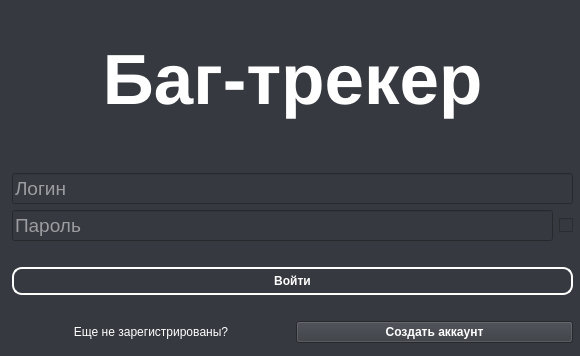
Above: interfaces/login_form.ui from ArtShibaev/Bugtracker before the change. Below: the same form after it.
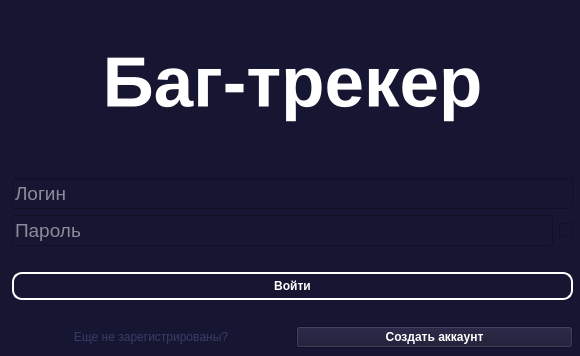
That is the form after the change.

Commit message: Изменил цвет фона и границ инпутов. Поменял на цвета из дизайна из фигмы

Patch:
```diff
--- a/interfaces/login_form.ui
+++ b/interfaces/login_form.ui
@@ -40,16 +40,16 @@
    <bool>false</bool>
   </property>
   <property name="styleSheet">
-   <string notr="true">background-color: #36393f;
+   <string notr="true">background-color: #171632;
 color: white;</string>
   </property>
-  <widget class="QWidget" name="">
+  <widget class="QWidget" name="layoutWidget">
    <property name="geometry">
     <rect>
      <x>12</x>
      <y>12</y>
      <width>561</width>
-     <height>331</height>
+     <height>336</height>
     </rect>
    </property>
    <layout class="QVBoxLayout" name="verticalLayout">
@@ -219,7 +219,7 @@
        <bool>false</bool>
       </property>
       <property name="styleSheet">
-       <string notr="true">border: 2px solid white;
+       <string notr="true">border: 2px solid #fff;
 padding: 5px;
 border-radius: 10px;
 
@@ -247,6 +247,9 @@
      <layout class="QHBoxLayout" name="horizontalLayout">
       <item>
        <widget class="QLabel" name="label">
+        <property name="styleSheet">
+         <string notr="true">color: #373C66;</string>
+        </property>
         <property name="text">
          <string>Еще не зарегистрированы?</string>
         </property>
```
Left out of the diff: 4 changed lines with no effect on the pictures. The commit also changes 3 other files.
